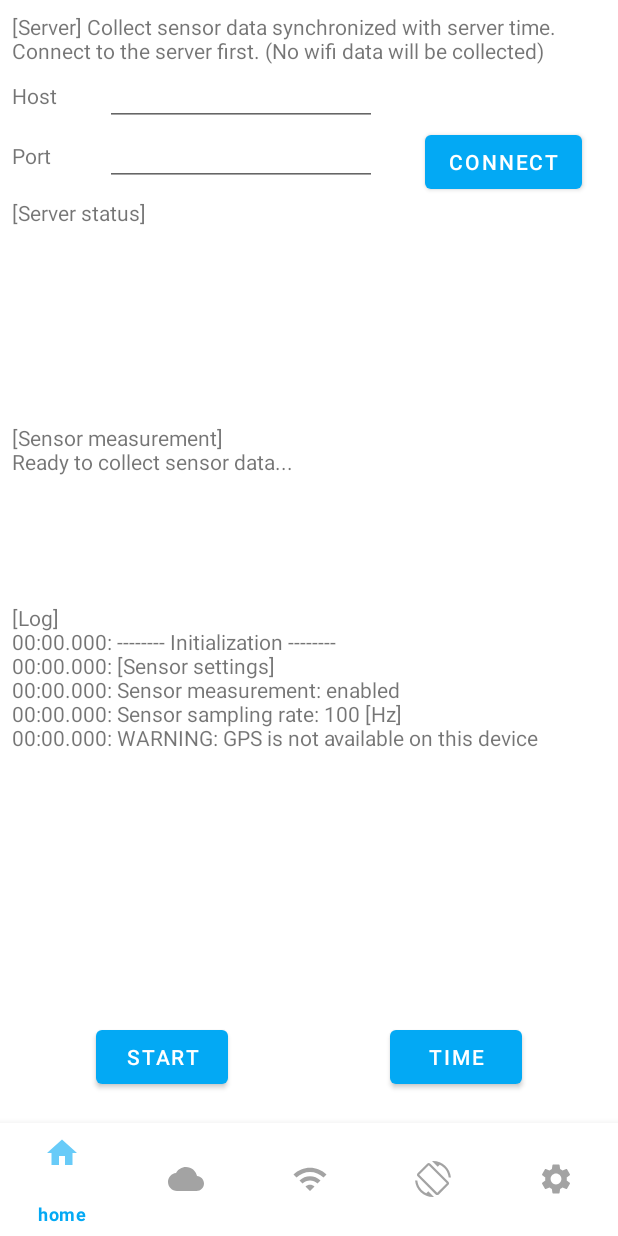
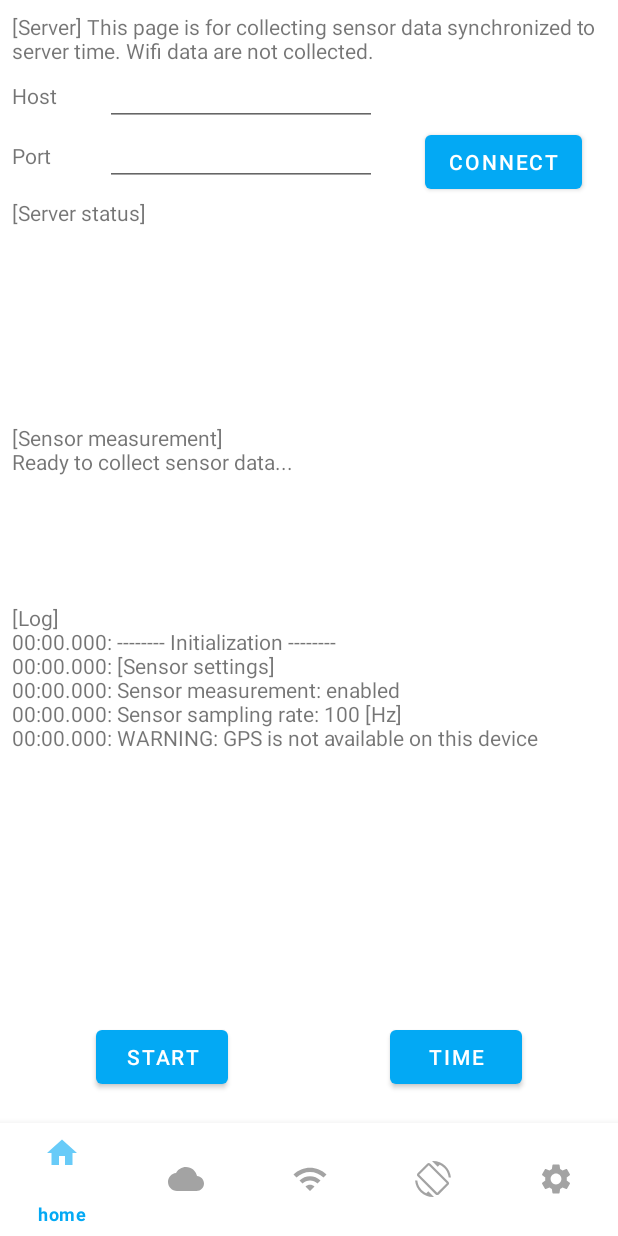
Before and after one commit to knu-wcsl/app_collector, an Android app: the fragment ServerFragment placed in its activity, on a phone screen of 412 x 824 dp. Run offline under Robolectric (Android 15) with nearby library versions, the phone set to English and light mode, and no system bars; our stand-ins replace androidx.preference.

Commit message:
Minor bug fix

```diff
--- a/app/src/main/java/icsl/apps/collector/ServerModule.java
+++ b/app/src/main/java/icsl/apps/collector/ServerModule.java
@@ -1,6 +1,5 @@
 package icsl.apps.collector;
 
-import static android.os.SystemClock.elapsedRealtime;
 import android.app.Activity;
 import android.content.Context;
 import android.content.SharedPreferences;
@@ -16,8 +15,8 @@ import androidx.preference.PreferenceManager;
 import java.io.DataInputStream;
 import java.io.DataOutputStream;
 import java.io.IOException;
+import java.net.InetSocketAddress;
 import java.net.Socket;
-import java.sql.Time;
 import java.util.Calendar;
 
 public class ServerModule {
@@ -57,7 +56,8 @@ public class ServerModule {
             @Override
             public void run() {
                 try {
-                    socket = new Socket(host, port);
+                    socket = new Socket();
+                    socket.connect(new InetSocketAddress(host, port), 1000);
                     is = new DataInputStream(socket.getInputStream());
                     os = new DataOutputStream(socket.getOutputStream());
 
--- a/app/src/main/res/layout/fragment_server.xml
+++ b/app/src/main/res/layout/fragment_server.xml
@@ -13,7 +13,7 @@
         android:layout_marginStart="8dp"
         android:layout_marginTop="8dp"
         android:layout_marginEnd="8dp"
-        android:text="[Server] Collect sensor data synchronized with server time. Connect to the server first. (No wifi data will be collected)"
+        android:text="[Server] This page is for collecting sensor data synchronized to server time. Wifi data are not collected."
         android:textAppearance="@style/TextAppearance.AppCompat.Small"
         app:layout_constraintEnd_toEndOf="parent"
         app:layout_constraintStart_toStartOf="parent"
--- a/app/src/main/res/menu/bottom_nav_menu.xml
+++ b/app/src/main/res/menu/bottom_nav_menu.xml
@@ -11,7 +11,7 @@
 
     <item
         android:id="@+id/wifi"
-        android:title="Wi-Fi"
+        android:title="WiFi"
         android:icon="@drawable/ic_wifi"/>
 
     <item
```
